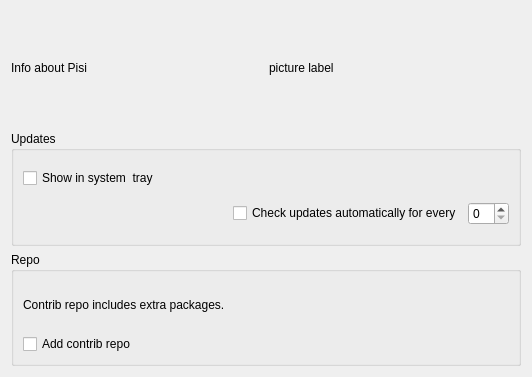
Before: the Qt Designer form kde4/kaptan4/src/gui/packageWidget.ui in pars-linux/uludag, drawn with Qt 5.
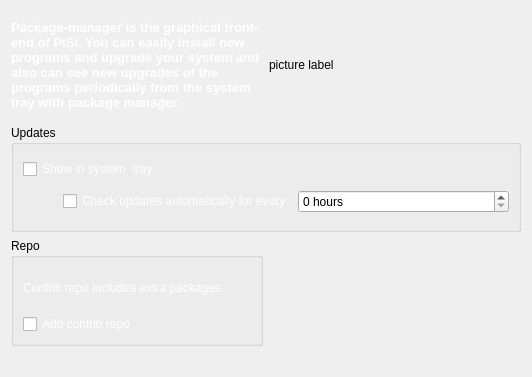
After: the same form once the commit is applied.

Commit message: package manager settings are ready

Diff of the .ui file:
```diff
--- a/kde4/kaptan4/src/gui/packageWidget.ui
+++ b/kde4/kaptan4/src/gui/packageWidget.ui
@@ -13,13 +13,26 @@
   <property name="windowTitle">
    <string>Package</string>
   </property>
-  <layout class="QGridLayout" name="gridLayout_3">
-   <item row="0" column="0">
+  <layout class="QGridLayout" name="gridLayout">
+   <item row="0" column="0" colspan="2">
     <layout class="QHBoxLayout" name="horizontalLayout_2">
      <item>
-      <widget class="QLabel" name="label">
+      <widget class="QLabel" name="labelKaptanIntro">
+       <property name="styleSheet">
+        <string notr="true">color:white</string>
+       </property>
+       <property name="frameShadow">
+        <enum>QFrame::Raised</enum>
+       </property>
        <property name="text">
-        <string>Info about Pisi</string>
+        <string>&lt;!DOCTYPE HTML PUBLIC &quot;-//W3C//DTD HTML 4.0//EN&quot; &quot;http://www.w3.org/TR/REC-html40/strict.dtd&quot;&gt;
+&lt;html&gt;&lt;head&gt;&lt;meta name=&quot;qrichtext&quot; content=&quot;1&quot; /&gt;&lt;style type=&quot;text/css&quot;&gt;
+p, li { white-space: pre-wrap; }
+&lt;/style&gt;&lt;/head&gt;&lt;body style=&quot; font-family:'Droid Sans'; font-size:10pt; font-weight:400; font-style:normal;&quot;&gt;
+&lt;p style=&quot; margin-top:0px; margin-bottom:0px; margin-left:0px; margin-right:0px; -qt-block-indent:0; text-indent:0px;&quot;&gt;&lt;span style=&quot; font-weight:600;&quot;&gt;Package-manager is the graphical front-end of PiSi. You can easily install new programs and upgrade your system and also can see new upgrades of the programs periodically from the system tray with package manager.&lt;/span&gt;&lt;/p&gt;&lt;/body&gt;&lt;/html&gt;</string>
+       </property>
+       <property name="wordWrap">
+        <bool>true</bool>
        </property>
       </widget>
      </item>
@@ -32,26 +45,32 @@
      </item>
     </layout>
    </item>
-   <item row="1" column="0">
+   <item row="1" column="0" colspan="2">
     <widget class="QGroupBox" name="groupBoxUpdates">
      <property name="title">
       <string>Updates</string>
      </property>
-     <layout class="QGridLayout" name="gridLayout">
-      <item row="0" column="0">
+     <layout class="QVBoxLayout" name="verticalLayout">
+      <item>
        <widget class="QCheckBox" name="showTray">
+        <property name="styleSheet">
+         <string notr="true">color:white</string>
+        </property>
         <property name="text">
          <string>Show in system  tray</string>
         </property>
        </widget>
       </item>
-      <item row="1" column="0">
+      <item>
        <layout class="QHBoxLayout" name="horizontalLayout">
         <item>
          <spacer name="horizontalSpacer">
           <property name="orientation">
            <enum>Qt::Horizontal</enum>
           </property>
+          <property name="sizeType">
+           <enum>QSizePolicy::Fixed</enum>
+          </property>
           <property name="sizeHint" stdset="0">
            <size>
             <width>40</width>
@@ -62,13 +81,20 @@
         </item>
         <item>
          <widget class="QCheckBox" name="checkUpdate">
+          <property name="styleSheet">
+           <string notr="true">color:white</string>
+          </property>
           <property name="text">
            <string>Check updates automatically for every</string>
           </property>
          </widget>
         </item>
         <item>
-         <widget class="QSpinBox" name="updateInterval"/>
+         <widget class="QSpinBox" name="updateInterval">
+          <property name="suffix">
+           <string> hours</string>
+          </property>
+         </widget>
         </item>
        </layout>
       </item>
@@ -80,16 +106,22 @@
      <property name="title">
       <string>Repo</string>
      </property>
-     <layout class="QGridLayout" name="gridLayout_2">
-      <item row="0" column="0">
+     <layout class="QVBoxLayout" name="verticalLayout_2">
+      <item>
        <widget class="QLabel" name="label_3">
+        <property name="styleSheet">
+         <string notr="true">color:white</string>
+        </property>
         <property name="text">
          <string>Contrib repo includes extra packages.</string>
         </property>
        </widget>
       </item>
-      <item row="1" column="0">
+      <item>
        <widget class="QCheckBox" name="checkBoxContrib">
+        <property name="styleSheet">
+         <string notr="true">color:white</string>
+        </property>
         <property name="text">
          <string>Add contrib repo</string>
         </property>
@@ -98,6 +130,22 @@
      </layout>
     </widget>
    </item>
+   <item row="3" column="1">
+    <spacer name="verticalSpacer">
+     <property name="orientation">
+      <enum>Qt::Vertical</enum>
+     </property>
+     <property name="sizeType">
+      <enum>QSizePolicy::Fixed</enum>
+     </property>
+     <property name="sizeHint" stdset="0">
+      <size>
+       <width>20</width>
+       <height>20</height>
+      </size>
+     </property>
+    </spacer>
+   </item>
   </layout>
  </widget>
  <resources/>
```
Left out of the diff: 2 changed lines with no effect on the pictures. The commit also changes 2 other files.
